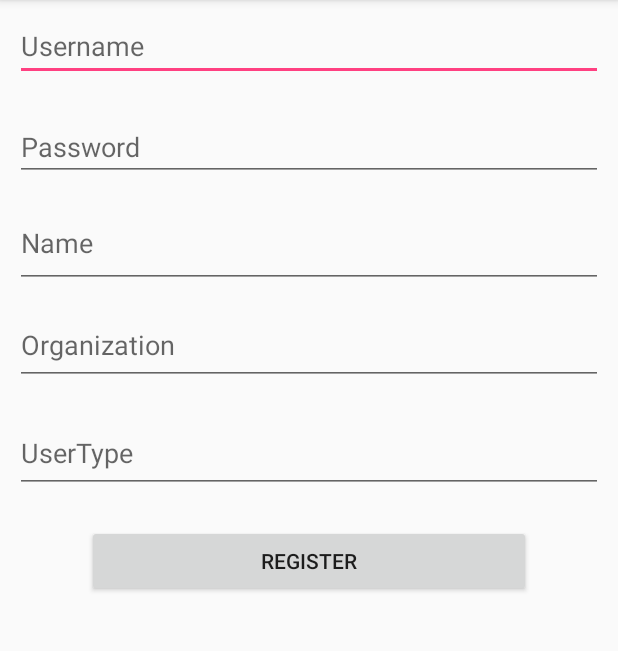
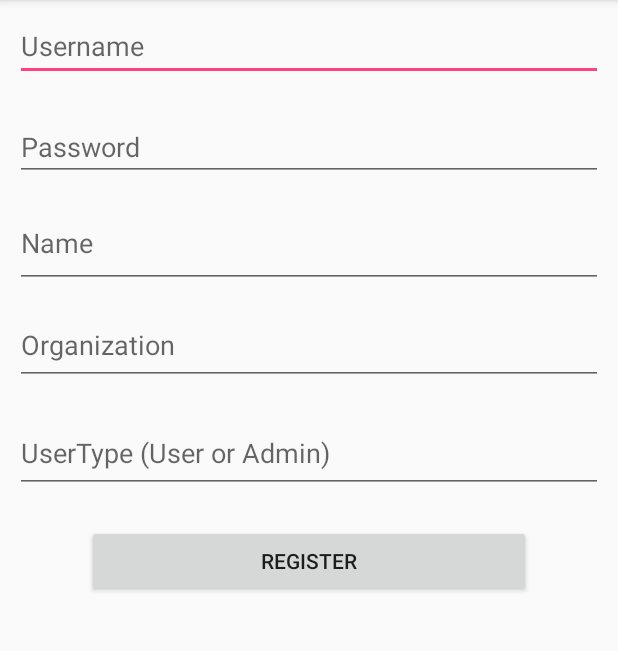
Before and after one commit to aayushsapkota/Educational-Institution-information-and-review, an Android app: the registerActivity screen opened directly, with no data from a screen before it, on a phone screen of 412 x 824 dp, the part 84-735 px from its top. Run offline under Robolectric (Android 15) with nearby library versions, the phone set to English and light mode, and no system bars; our stand-ins replace Volley; network calls fail.

Commit message:
User Type Hint Redefined

```diff
--- a/app/src/main/res/layout/activity_register.xml
+++ b/app/src/main/res/layout/activity_register.xml
@@ -75,7 +75,7 @@
         android:layout_width="0dp"
         android:layout_height="53dp"
         android:ems="10"
-        android:hint="UserType"
+        android:hint="UserType (User or Admin)"
         android:inputType="text"
         tools:ignore="HardcodedText,MissingConstraints,RtlHardcoded"
         tools:layout_constraintTop_creator="1"
```
